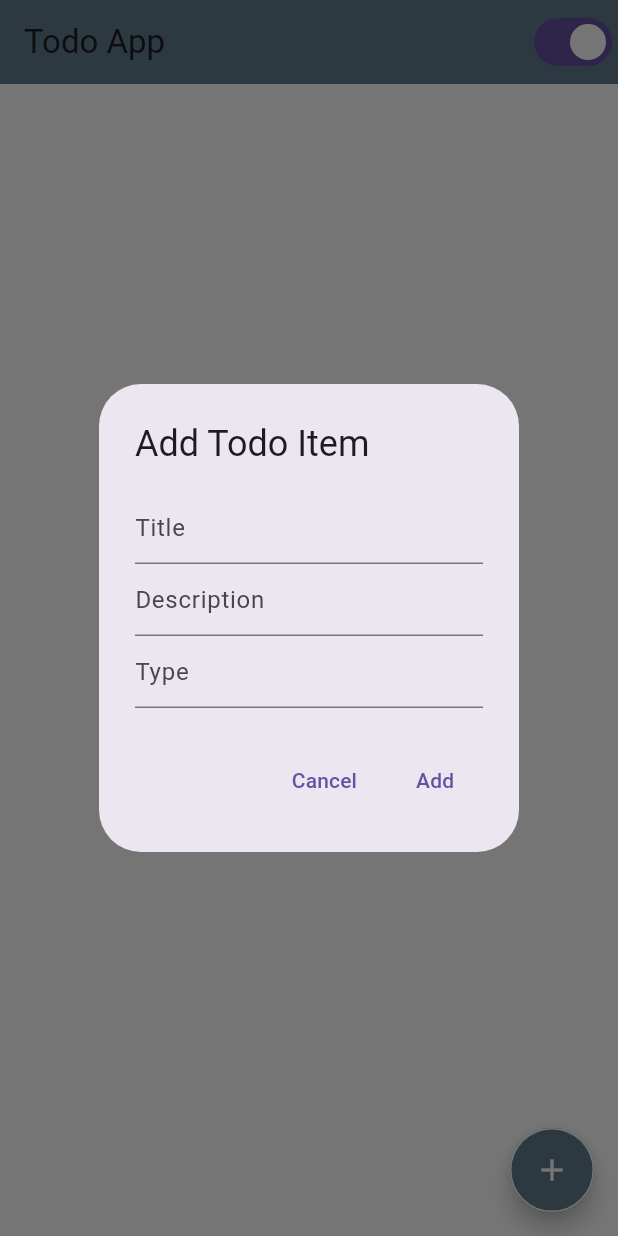
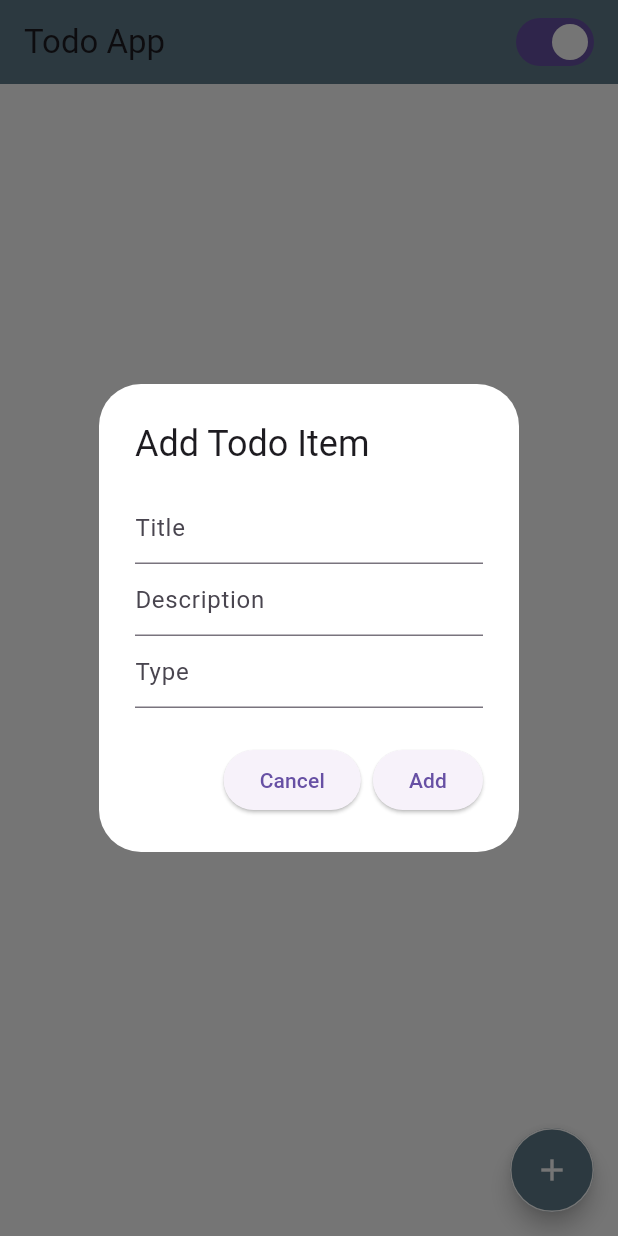
Before and after one commit to omarito47/todo_app, a Flutter app: the screen it shows after launch, after a tap on the "add" icon, on a phone screen of 412 x 824 dp. Run offline on Flutter 3.47's test engine with Material 3 defaults, Android fonts, the phone set to English and light mode, and no system bars; our stand-ins replace shared_preferences, sqflite; accounts and stored records are empty.

Commit message:
[Update] 22/02/2042

```diff
--- a/lib/global/theme/theme_mode.dart
+++ b/lib/global/theme/theme_mode.dart
@@ -6,11 +6,60 @@ enum ThemeModeOptions { Light, Dark }
 class ThemeProvider with ChangeNotifier {
   late SharedPreferences prefs;
   late ThemeMode themeMode = ThemeMode.light;
+  //dark theme mode
+  final darkTheme = ThemeData.dark().copyWith(
+    scaffoldBackgroundColor: Colors.black,
+    appBarTheme: AppBarTheme(
+        color: Colors.grey[900],
+        iconTheme: const IconThemeData(color: Colors.white),
+        actionsIconTheme: IconThemeData(color: Colors.blue)),
+    textTheme: const TextTheme(
+      bodyText2: TextStyle(color: Colors.white),
+      subtitle1: TextStyle(color: Colors.white),
+    ),
+    checkboxTheme: CheckboxThemeData(
+      fillColor: MaterialStateColor.resolveWith((states) => Colors.white),
+    ),
+    snackBarTheme: SnackBarThemeData(
+      backgroundColor: Colors.grey[800],
+      contentTextStyle: TextStyle(color: Colors.white),
+    ),
+    dialogTheme: DialogTheme(
+      backgroundColor: Colors.blueGrey,
+    ),
+    cardTheme: CardTheme(
+      color: Colors.grey[800],
+    ),
+  );
+  //light theme mode
+  final lightTheme = ThemeData(
+      checkboxTheme: CheckboxThemeData(
+        fillColor: MaterialStateColor.resolveWith((states) => Colors.white),
+        checkColor: MaterialStateColor.resolveWith((states) => Colors.black),
+      ),
+      dialogTheme: DialogTheme(
+        backgroundColor:
+            MaterialStateColor.resolveWith((states) => Colors.white),
+      ),
+      hintColor: Colors.grey,
+      // buttonTheme: ButtonThemeData(buttonColor: Colors.blueGrey),
+      textTheme: const TextTheme(
+        bodyText2: TextStyle(color: Colors.black),
+        bodyText1: TextStyle(color: Colors.black),
+        // Add more text styles as needed
+      ),
+      appBarTheme: const AppBarTheme(
+        color: Colors.blueGrey,
+        // Customize app bar attributes if needed
+      ),
+      scaffoldBackgroundColor: Colors.white,
+      floatingActionButtonTheme: const FloatingActionButtonThemeData(
+          backgroundColor: Colors.blueGrey));
 
   ThemeProvider() {
     initPrefs();
   }
-
+  //to get and  initilize the current theme mode storad in local storage
   Future<void> initPrefs() async {
     prefs = await SharedPreferences.getInstance();
     final savedThemeMode = prefs.getString('themeMode');
@@ -24,8 +73,7 @@ class ThemeProvider with ChangeNotifier {
     notifyListeners();
   }
 
-
-
+  //select theme mode function
   ThemeModeOptions get selectedMode {
     if (themeMode == ThemeMode.light) {
       return ThemeModeOptions.Light;
@@ -34,6 +82,7 @@ class ThemeProvider with ChangeNotifier {
     }
   }
 
+  //set and save the theme mode function
   Future<void> setThemeMode(ThemeModeOptions themeModeOption) async {
     switch (themeModeOption) {
       case ThemeModeOptions.Light:
@@ -42,13 +91,13 @@ class ThemeProvider with ChangeNotifier {
       case ThemeModeOptions.Dark:
         themeMode = ThemeMode.dark;
         break;
-
     }
 
     await saveThemeMode();
     notifyListeners();
   }
 
+  //save the theme mode function  to local storage
   Future<void> saveThemeMode() async {
     await prefs.setString('themeMode', themeMode.toString());
   }
--- a/lib/main.dart
+++ b/lib/main.dart
@@ -16,49 +16,7 @@ class MyApp extends StatefulWidget {
 
 class _MyAppState extends State<MyApp> {
   //dark theme mode
-  final darkTheme = ThemeData.dark().copyWith(
-    scaffoldBackgroundColor: Colors.black,
-    appBarTheme: AppBarTheme(
-      color: Colors.grey[900],
-      iconTheme: IconThemeData(color: Colors.white),
 
-    ),
-    textTheme: TextTheme(
-      bodyText2: TextStyle(color: Colors.white),
-      subtitle1: TextStyle(color: Colors.white),
-    ),
-    checkboxTheme: CheckboxThemeData(
-      fillColor: MaterialStateColor.resolveWith((states) => Colors.white),
-    ),
-    floatingActionButtonTheme: FloatingActionButtonThemeData(
-      backgroundColor: Colors.blueGrey,
-    ),
-    snackBarTheme: SnackBarThemeData(
-      backgroundColor: Colors.grey[800],
-      contentTextStyle: TextStyle(color: Colors.white),
-    ),
-    dialogTheme: DialogTheme(
-      backgroundColor: Colors.blueGrey,
-    ),
-    cardTheme: CardTheme(
-      color: Colors.grey[800],
-    ),
-  );
-  //light theme mode
-  final lightTheme = ThemeData(
-    primaryColor: Colors.grey,
-    hintColor: Colors.blue,
-    buttonTheme: const ButtonThemeData(buttonColor: Colors.blueGrey),
-    textTheme: const TextTheme(
-      bodyText2: TextStyle(color: Colors.black),
-      // Add more text styles as needed
-    ),
-    appBarTheme: const AppBarTheme(
-      color: Colors.blueGrey,
-      // Customize app bar attributes if needed
-    ),
-    scaffoldBackgroundColor: Colors.white,
-  );
   // This widget is the root of your application.
   @override
   Widget build(BuildContext context) {
@@ -68,8 +26,8 @@ class _MyAppState extends State<MyApp> {
         builder: (context, themeProvider, _) {
           return MaterialApp(
             themeMode: themeProvider.themeMode,
-            theme: lightTheme,
-            darkTheme: darkTheme,
+            theme: ThemeProvider().lightTheme,
+            darkTheme: ThemeProvider().darkTheme,
             debugShowCheckedModeBanner: false,
             title: 'Flutter Demo',
             home: const TodoListPage(),
--- a/lib/module/widgets/todo_list_page.dart
+++ b/lib/module/widgets/todo_list_page.dart
@@ -58,7 +58,9 @@ class _TodoListPageState extends State<TodoListPage> {
       appBar: AppBar(
         title: const Text('Todo App'),
         actions: [
-          Switch(
+          Padding(
+            padding: const EdgeInsets.all(12.0),
+            child: Switch(
               value: themeProvider.selectedMode == ThemeModeOptions.Dark,
               onChanged: (value) {
                 if (value) {
@@ -67,6 +69,7 @@ class _TodoListPageState extends State<TodoListPage> {
                   themeProvider.setThemeMode(ThemeModeOptions.Light);
                 }
               },
+            ),
           ),
         ],
       ),
@@ -78,7 +81,6 @@ class _TodoListPageState extends State<TodoListPage> {
             padding: const EdgeInsets.all(8.0),
             child: Dismissible(
               background: Container(
-
                 color: Colors.red,
                 child: const Stack(
                   children: [
@@ -128,7 +130,7 @@ class _TodoListPageState extends State<TodoListPage> {
                   onPressed: () {
                     showEditTodoItemDialog(todoItem);
                   },
-                  icon: Icon(Icons.edit_outlined),
+                  icon: const Icon(Icons.edit_outlined),
                 ),
               ),
             ),
@@ -136,10 +138,10 @@ class _TodoListPageState extends State<TodoListPage> {
         },
       ),
       floatingActionButton: FloatingActionButton(
-        shape: CircleBorder(side: BorderSide(color: Colors.white)),
-        backgroundColor: Colors.blueGrey,
+        shape: const CircleBorder(side: BorderSide(color: Colors.white)),
+
         onPressed: _showAddTodoItemDialog,
-        child: Icon(Icons.add, color: Colors.white),
+        child: const Icon(Icons.add, color: Colors.white),
       ),
     );
   }
@@ -161,7 +163,7 @@ class _TodoListPageState extends State<TodoListPage> {
       context: context,
       builder: (BuildContext context) {
         return AlertDialog(
-          title: Text('Edit Todo Item'),
+          title: const Text('Edit Todo Item'),
           content: Form(
             key: _formKey,
             child: Column(
@@ -169,7 +171,7 @@ class _TodoListPageState extends State<TodoListPage> {
               children: <Widget>[
                 TextFormField(
                   controller: titleController,
-                  decoration: InputDecoration(hintText: 'Title'),
+                  decoration: const InputDecoration(hintText: 'Title'),
                   validator: (value) {
                     if (value == null || value.isEmpty) {
                       return 'Please enter a title';
@@ -182,7 +184,7 @@ class _TodoListPageState extends State<TodoListPage> {
                 ),
                 TextFormField(
                   controller: descriptionController,
-                  decoration: InputDecoration(hintText: 'Description'),
+                  decoration: const InputDecoration(hintText: 'Description'),
                   validator: (value) {
                     if (value == null || value.isEmpty) {
                       return 'Please enter a description';
@@ -195,7 +197,7 @@ class _TodoListPageState extends State<TodoListPage> {
                 ),
                 TextFormField(
                   controller: typeController,
-                  decoration: InputDecoration(hintText: 'Type'),
+                  decoration: const InputDecoration(hintText: 'Type'),
                   validator: (value) {
                     if (value == null || value.isEmpty) {
                       return 'Please enter a type';
@@ -210,13 +212,13 @@ class _TodoListPageState extends State<TodoListPage> {
             ),
           ),
           actions: <Widget>[
-            TextButton(
+            ElevatedButton(
               onPressed: () {
                 Navigator.of(context).pop();
               },
-              child: Text('Cancel'),
+              child: const Text('Cancel'),
             ),
-            TextButton(
+            ElevatedButton(
               onPressed: () {
                 final form = _formKey.currentState;
                 if (form != null && form.validate()) {
@@ -224,7 +226,7 @@ class _TodoListPageState extends State<TodoListPage> {
                   editTodoItem(todoItem, newTitle!, newDescription!, newType!);
                 }
               },
-              child: Text('Save'),
+              child: const Text('Save'),
             ),
           ],
         );
@@ -242,14 +244,14 @@ class _TodoListPageState extends State<TodoListPage> {
       context: context,
       builder: (BuildContext context) {
         return AlertDialog(
-          title: Text('Add Todo Item'),
+          title: const Text('Add Todo Item'),
           content: Form(
             key: _formKey,
             child: Column(
               mainAxisSize: MainAxisSize.min,
               children: <Widget>[
                 TextFormField(
-                  decoration: InputDecoration(hintText: 'Title'),
+                  decoration: const InputDecoration(hintText: 'Title'),
                   validator: (value) {
                     if (value == null || value.isEmpty) {
                       return 'Please enter a title';
@@ -261,7 +263,7 @@ class _TodoListPageState extends State<TodoListPage> {
                   },
                 ),
                 TextFormField(
-                  decoration: InputDecoration(hintText: 'Description'),
+                  decoration: const InputDecoration(hintText: 'Description'),
                   validator: (value) {
                     if (value == null || value.isEmpty) {
                       return 'Please enter a description';
@@ -273,7 +275,7 @@ class _TodoListPageState extends State<TodoListPage> {
                   },
                 ),
                 TextFormField(
-                  decoration: InputDecoration(hintText: 'Type'),
+                  decoration: const InputDecoration(hintText: 'Type'),
                   validator: (value) {
                     if (value == null || value.isEmpty) {
                       return 'Please enter a type';
@@ -288,13 +290,13 @@ class _TodoListPageState extends State<TodoListPage> {
             ),
           ),
           actions: <Widget>[
-            TextButton(
+            ElevatedButton(
               onPressed: () {
                 Navigator.of(context).pop();
               },
-              child: Text('Cancel'),
+              child: const Text('Cancel'),
             ),
-            TextButton(
+            ElevatedButton(
               onPressed: () {
                 final form = _formKey.currentState;
                 if (form != null && form.validate()) {
@@ -302,7 +304,7 @@ class _TodoListPageState extends State<TodoListPage> {
                   addTodoItem(title!, description!, type!);
                 }
               },
-              child: Text('Add'),
+              child: const Text('Add'),
             ),
           ],
         );
```
Lines whose indentation alone changed are shown as unchanged.
